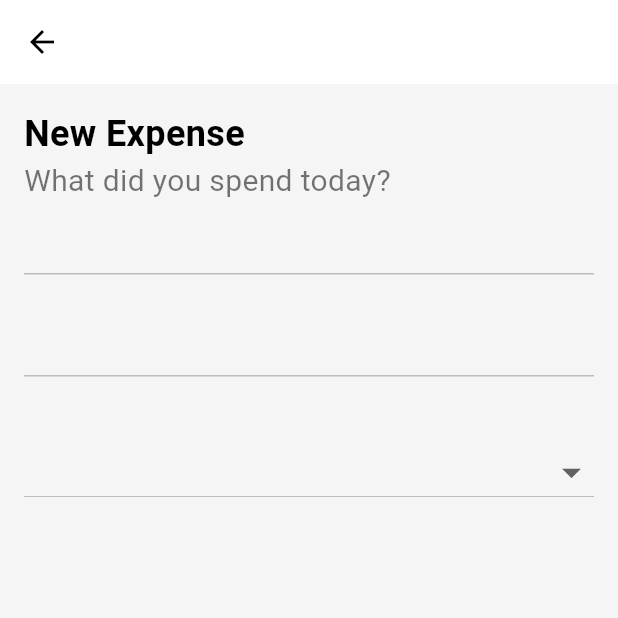
After one commit to emtello/tp_tdl, a Flutter app: the AddTransaction screen opened directly, on a phone screen of 412 x 824 dp, the top half of it. The commit adds this screen. Run offline on Flutter 3.47's test engine with Material 3 defaults, Android fonts, the phone set to English and light mode, and no system bars; our stand-ins replace fl_chart.

Commit message:
agrego screen para floating button

```diff
--- /dev/null
+++ b/lib/screens/add/add.dart
@@ -0,0 +1,43 @@
+import 'package:flutter/material.dart';
+
+class AddTransaction extends StatelessWidget {
+  const AddTransaction({super.key});
+
+  @override
+  Widget build(BuildContext context) {
+    return Scaffold(
+        backgroundColor: Theme.of(context).colorScheme.background,
+        appBar: AppBar(),
+        body: Padding(
+          padding: EdgeInsets.all(16.0),
+          child: Column(
+            crossAxisAlignment: CrossAxisAlignment.start,
+            children: [
+              Text('New Expense',
+                  style: TextStyle(
+                      fontSize: 24,
+                      color: Colors.black,
+                      fontWeight: FontWeight.w600)),
+              Text('What did you spend today?',
+                  style: TextStyle(
+                      fontSize: 20,
+                      color: Colors.black54,
+                      fontWeight: FontWeight.w400)),
+              TextFormField(),
+              SizedBox(height: 20),
+              TextFormField(),
+              SizedBox(height: 40),
+              DropdownButton(
+                  iconSize: 30,
+                  isExpanded: true,
+                  items: const [
+                    DropdownMenuItem(child: Text('test'), value: 'test1'),
+                    DropdownMenuItem(child: Text('test2'), value: 'test2'),
+                    DropdownMenuItem(child: Text('test3'), value: 'test3')
+                  ],
+                  onChanged: (value) {}),
+            ],
+          ),
+        ));
+  }
+}
```
Also changed, not shown: lib/data/data.dart (+0 -39 lines), lib/screens/home/views/home_screen.dart (+9 -2 lines), 1 other file.
